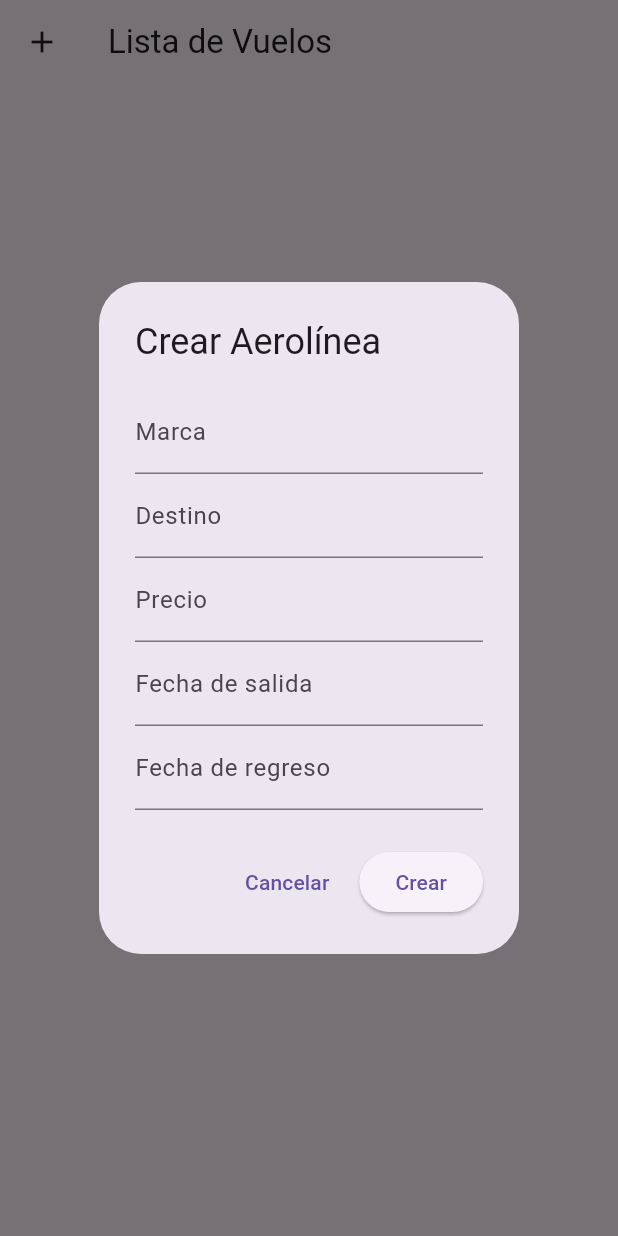
After one commit to MijaelMendoza/Travel_booking, a Flutter app: the FlightListPage screen opened directly, after a tap on the "add" icon, on a phone screen of 412 x 824 dp. The commit adds this screen. Run offline on Flutter 3.47's test engine with Material 3 defaults, Android fonts, the phone set to English and light mode, and no system bars; our stand-ins replace animated_splash_screen, cloud_firestore, device_preview, firebase_auth, firebase_core; accounts and stored records are empty.

Commit message:
aerolineas

```diff
--- /dev/null
+++ b/lib/airplane_service/flight_list_page.dart
@@ -0,0 +1,242 @@
+// lib/pages/flight_list_page.dart
+import 'package:carretera/core/models/aerlineas.dart';
+import 'package:carretera/core/services/aeroline_service.dart';
+import 'package:flutter/material.dart';
+
+
+class FlightListPage extends StatefulWidget {
+  const FlightListPage({Key? key}) : super(key: key);
+
+  @override
+  State<FlightListPage> createState() => _FlightListPageState();
+}
+
+class _FlightListPageState extends State<FlightListPage> {
+  final AirlineService _airlineService = AirlineService();
+  List<Airline> _flights = [];
+
+  @override
+  void initState() {
+    super.initState();
+    _loadFlights();
+  }
+
+  Future<void> _loadFlights() async {
+    try {
+      final flights = await _airlineService.getAllAirlines();
+      setState(() {
+        _flights = flights;
+      });
+    } catch (e) {
+      ScaffoldMessenger.of(context).showSnackBar(
+        SnackBar(content: Text('Error al cargar los vuelos: $e')),
+      );
+    }
+  }
+
+  Future<void> _deleteFlight(String flightId) async {
+    try {
+      await _airlineService.deleteAirline(flightId);
+      ScaffoldMessenger.of(context).showSnackBar(
+        const SnackBar(content: Text('Aerolínea eliminada correctamente')),
+      );
+      _loadFlights();
+    } catch (e) {
+      ScaffoldMessenger.of(context).showSnackBar(
+        SnackBar(content: Text('Error al eliminar la aerolínea: $e')),
+      );
+    }
+  }
+
+  Future<void> _showFlightDialog({Airline? flight}) async {
+    final TextEditingController brandController =
+        TextEditingController(text: flight?.airlineBrand ?? '');
+    final TextEditingController destinationController =
+        TextEditingController(text: flight?.destination ?? '');
+    final TextEditingController priceController =
+        TextEditingController(text: flight?.price.toString() ?? '');
+    final TextEditingController departureDateController =
+        TextEditingController(
+            text: flight?.departureDate.toIso8601String() ?? '');
+    final TextEditingController returnDateController =
+        TextEditingController(text: flight?.returnDate.toIso8601String() ?? '');
+
+    final isEditing = flight != null;
+
+    await showDialog(
+      context: context,
+      builder: (context) => AlertDialog(
+        title: Text(isEditing ? 'Editar Aerolínea' : 'Crear Aerolínea'),
+        content: SingleChildScrollView(
+          child: Column(
+            children: [
+              TextField(
+                controller: brandController,
+                decoration: const InputDecoration(labelText: 'Marca'),
+              ),
+              TextField(
+                controller: destinationController,
+                decoration: const InputDecoration(labelText: 'Destino'),
+              ),
+              TextField(
+                controller: priceController,
+                keyboardType: TextInputType.number,
+                decoration: const InputDecoration(labelText: 'Precio'),
+              ),
+              TextField(
+                controller: departureDateController,
+                readOnly: true,
+                decoration: const InputDecoration(labelText: 'Fecha de salida'),
+                onTap: () async {
+                  final DateTime? pickedDate = await showDatePicker(
+                    context: context,
+                    initialDate: DateTime.now(),
+                    firstDate: DateTime(2023),
+                    lastDate: DateTime(2123),
+                  );
+                  if (pickedDate != null) {
+                    departureDateController.text = pickedDate.toIso8601String();
+                  }
+                },
+              ),
+              TextField(
+                controller: returnDateController,
+                readOnly: true,
+                decoration: const InputDecoration(labelText: 'Fecha de regreso'),
+                onTap: () async {
+                  final DateTime? pickedDate = await showDatePicker(
+                    context: context,
+                    initialDate: DateTime.now(),
+                    firstDate: DateTime(2023),
+                    lastDate: DateTime(2123),
+                  );
+                  if (pickedDate != null) {
+                    returnDateController.text = pickedDate.toIso8601String();
+                  }
+                },
+              ),
+            ],
+          ),
+        ),
+        actions: [
+          TextButton(
+            onPressed: () => Navigator.pop(context),
+            child: const Text('Cancelar'),
+          ),
+          ElevatedButton(
+            onPressed: () async {
+              final airline = Airline(
+                id: flight?.id ?? UniqueKey().toString(),
+                airlineBrand: brandController.text,
+                destination: destinationController.text,
+                price: double.tryParse(priceController.text) ?? 0.0,
+                departureDate: DateTime.parse(departureDateController.text),
+                returnDate: DateTime.parse(returnDateController.text),
+              );
+
+              if (isEditing) {
+                await _airlineService.updateAirline(
+                  airline.id,
+                  airline.toMap(),
+                );
+              } else {
+                await _airlineService.createAirline(airline);
+              }
+
+              Navigator.pop(context);
+              _loadFlights();
+            },
+            child: Text(isEditing ? 'Guardar' : 'Crear'),
+          ),
+        ],
+      ),
+    );
+  }
+
+  @override
+  Widget build(BuildContext context) {
+    return Scaffold(
+      appBar: AppBar(
+        title: const Text('Lista de Vuelos'),
+        leading: IconButton(
+          icon: const Icon(Icons.add),
+          onPressed: () => _showFlightDialog(),
+        ),
+      ),
+      body: _flights.isEmpty
+          ? const Center(
+              child: Text(
+                'No hay vuelos registrados.',
+                style: TextStyle(fontSize: 16),
+              ),
+            )
+          : ListView.builder(
+              itemCount: _flights.length,
+              itemBuilder: (context, index) {
+                final flight = _flights[index];
+                return Card(
+                  margin: const EdgeInsets.symmetric(
+                      horizontal: 16.0, vertical: 8.0),
+                  child: Row(
+                    children: [
+                      // Default image for the flight
+                      Padding(
+                        padding: const EdgeInsets.all(8.0),
+                        child: ClipRRect(
+                          borderRadius: BorderRadius.circular(8.0),
+                          child: Image.asset(
+                            'assets/images/airplane.jpg', // Default image
+                            width: 100,
+                            height: 100,
+                            fit: BoxFit.cover,
+                          ),
+                        ),
+                      ),
+                      Expanded(
+                        child: Padding(
+                          padding: const EdgeInsets.all(8.0),
+                          child: Column(
+                            crossAxisAlignment: CrossAxisAlignment.start,
+                            children: [
+                              Text(
+                                'Marca: ${flight.airlineBrand}',
+                                style: const TextStyle(
+                                    fontSize: 16,
+                                    fontWeight: FontWeight.bold),
+                              ),
+                              Text(
+                                'Destino: ${flight.destination}',
+                                style: const TextStyle(fontSize: 14),
+                              ),
+                              Text(
+                                'Precio: ${flight.price.toStringAsFixed(2)} EUR',
+                                style: const TextStyle(fontSize: 14),
+                              ),
+                              Text(
+                                'Salida: ${flight.departureDate.toLocal()}',
+                                style: const TextStyle(fontSize: 14),
+                              ),
+                              Text(
+                                'Regreso: ${flight.returnDate.toLocal()}',
+                                style: const TextStyle(fontSize: 14),
+                              ),
+                            ],
+                          ),
+                        ),
+                      ),
+                      IconButton(
+                        icon: const Icon(Icons.edit),
+                        onPressed: () => _showFlightDialog(flight: flight),
+                      ),
+                      IconButton(
+                        icon: const Icon(Icons.delete),
+                        onPressed: () => _deleteFlight(flight.id),
+                      ),
+                    ],
+                  ),
+                );
+              },
+            ),
+    );
+  }
+}
--- a/lib/components/home_page.dart
+++ b/lib/components/home_page.dart
@@ -545,7 +545,7 @@ class _HomePageState extends State<HomePage> {
                           Padding(
                             padding: EdgeInsets.only(top: displayWidth * .01),
                             child: Text(
-                              'Los Mejores Tours',
+                              'Métodos de viaje',
                               style: TextStyle(
                                 fontSize: displayWidth * .05,
                                 fontWeight: FontWeight.bold,
--- /dev/null
+++ b/lib/core/models/aerlineas.dart
@@ -0,0 +1,40 @@
+// lib/core/models/airline.dart
+class Airline {
+  final String id;
+  final String destination;
+  final double price;
+  final DateTime departureDate;
+  final DateTime returnDate;
+  final String airlineBrand;
+
+  Airline({
+    required this.id,
+    required this.destination,
+    required this.price,
+    required this.departureDate,
+    required this.returnDate,
+    required this.airlineBrand,
+  });
+
+  Map<String, dynamic> toMap() {
+    return {
+      'id': id,
+      'destination': destination,
+      'price': price,
+      'departureDate': departureDate.toIso8601String(),
+      'returnDate': returnDate.toIso8601String(),
+      'airlineBrand': airlineBrand, // Nueva propiedad
+    };
+  }
+
+  static Airline fromMap(Map<String, dynamic> map) {
+    return Airline(
+      id: map['id'],
+      destination: map['destination'],
+      price: map['price'],
+      departureDate: DateTime.parse(map['departureDate']),
+      returnDate: DateTime.parse(map['returnDate']),
+      airlineBrand: map['airlineBrand'], // Nueva propiedad
+    );
+  }
+}
--- /dev/null
+++ b/lib/core/services/aeroline_service.dart
@@ -0,0 +1,87 @@
+// lib/core/services/airline_service.dart
+import 'package:carretera/core/models/aerlineas.dart';
+import 'package:cloud_firestore/cloud_firestore.dart';
+
+class AirlineService {
+  final CollectionReference _airlines =
+      FirebaseFirestore.instance.collection('airlines');
+  final FirebaseFirestore _firestore = FirebaseFirestore.instance;
+
+  // Crear una nueva aerolínea
+  Future<void> createAirline(Airline airline) async {
+    try {
+      print('Guardando aerolínea con ID: ${airline.id}');
+      await _airlines.doc(airline.id).set(airline.toMap());
+      print('Aerolínea guardada exitosamente.');
+    } catch (e) {
+      print('Error al guardar la aerolínea: $e');
+      throw Exception('Error al guardar la aerolínea: $e');
+    }
+  }
+
+  // Actualizar información de una aerolínea
+  Future<void> updateAirline(String airlineId, Map<String, dynamic> updates) async {
+    try {
+      print('Actualizando aerolínea con ID: $airlineId');
+      await _airlines.doc(airlineId).update(updates);
+      print('Aerolínea actualizada exitosamente.');
+    } catch (e) {
+      print('Error al actualizar la aerolínea: $e');
+      throw Exception('Error al actualizar la aerolínea: $e');
+    }
+  }
+
+  // Eliminar una aerolínea
+  Future<void> deleteAirline(String airlineId) async {
+    try {
+      print('Eliminando aerolínea con ID: $airlineId');
+      await _airlines.doc(airlineId).delete();
+      print('Aerolínea eliminada exitosamente.');
+    } catch (e) {
+      print('Error al eliminar la aerolínea: $e');
+      throw Exception('Error al eliminar la aerolínea: $e');
+    }
+  }
+
+  // Obtener una aerolínea por ID
+  Future<Airline?> getAirlineById(String airlineId) async {
+    try {
+      final snapshot = await _airlines.doc(airlineId).get();
+      if (snapshot.exists) {
+        return Airline.fromMap(snapshot.data() as Map<String, dynamic>);
+      }
+      return null;
+    } catch (e) {
+      print('Error al obtener la aerolínea: $e');
+      throw Exception('Error al obtener la aerolínea: $e');
+    }
+  }
+
+  // Obtener todas las aerolíneas
+  Future<List<Airline>> getAllAirlines() async {
+    try {
+      final querySnapshot = await _airlines.get();
+      return querySnapshot.docs.map((doc) {
+        return Airline.fromMap(doc.data() as Map<String, dynamic>);
+      }).toList();
+    } catch (e) {
+      print('Error al obtener las aerolíneas: $e');
+      throw Exception('Error al obtener las aerolíneas: $e');
+    }
+  }
+
+  // Filtrar aerolíneas por destino
+  Future<List<Airline>> getAirlinesByDestination(String destination) async {
+    try {
+      final querySnapshot = await _airlines
+          .where('destination', isEqualTo: destination)
+          .get();
+      return querySnapshot.docs.map((doc) {
+        return Airline.fromMap(doc.data() as Map<String, dynamic>);
+      }).toList();
+    } catch (e) {
+      print('Error al filtrar las aerolíneas: $e');
+      throw Exception('Error al filtrar las aerolíneas: $e');
+    }
+  }
+}
```
Also changed, not shown: assets/icons/airplane.jpg (added).
